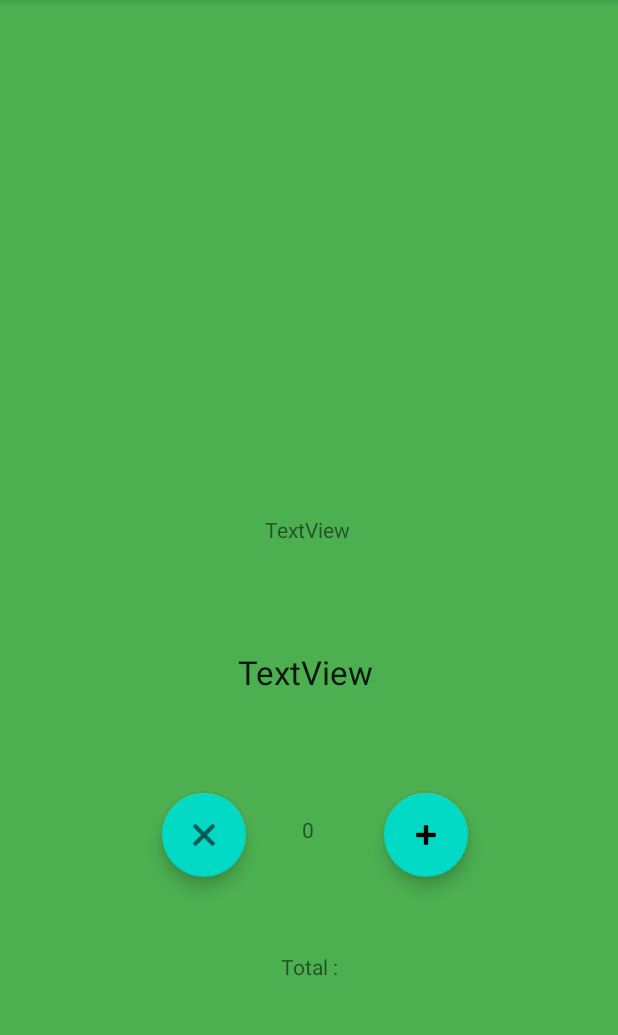
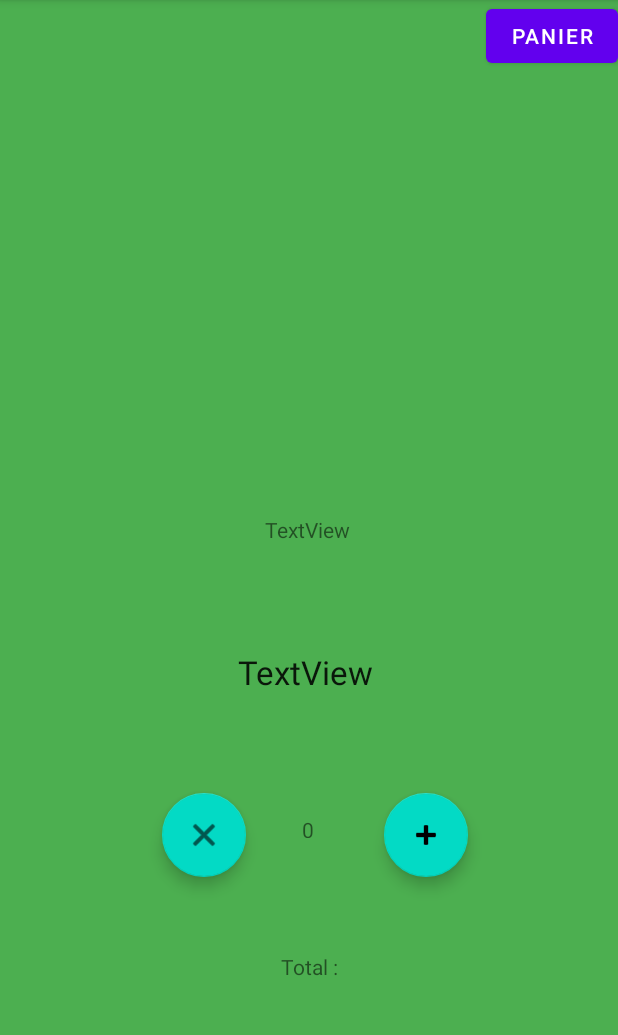
Before and after one commit to thomaschok/appli_android_Thomas_CHOQUELL, an Android app: the DetailsActivity screen opened directly, with no data from a screen before it, on a phone screen of 412 x 824 dp, the part 84-1119 px from its top. Run offline under Robolectric (Android 15) with nearby library versions, the phone set to English and light mode, and no system bars; our stand-ins replace Picasso; network calls fail; pictures from the network do not load; 9 statements that could not run were skipped.

Commit message:
Bouton panier non fonctionelle et finalisation

```diff
--- a/app/src/main/java/fr/isen/choquell/androiderestaurant/DetailsActivity.kt
+++ b/app/src/main/java/fr/isen/choquell/androiderestaurant/DetailsActivity.kt
@@ -6,6 +6,8 @@ import android.content.Context
 import androidx.appcompat.app.AppCompatActivity
 import android.os.Bundle
 import android.text.Editable
+import android.util.Log
+import android.widget.Button
 import android.widget.TextView
 import com.squareup.picasso.Picasso
 import fr.isen.choquell.androiderestaurant.databinding.ActivityDetailsBinding
@@ -132,6 +134,7 @@ class DetailsActivity : AppCompatActivity() {
 
         }
 
+
     }
 
 
--- a/app/src/main/res/layout/activity_details.xml
+++ b/app/src/main/res/layout/activity_details.xml
@@ -31,6 +31,8 @@
         app:layout_constraintHorizontal_bias="0.497"
         app:layout_constraintStart_toStartOf="parent"
         app:layout_constraintTop_toBottomOf="@+id/detailsNamePlat" />
+
+
 
     <com.google.android.material.floatingactionbutton.FloatingActionButton
         android:id="@+id/floatingActionButtonMoins"
@@ -104,5 +106,13 @@
         app:layout_constraintStart_toStartOf="parent"
         app:layout_constraintTop_toBottomOf="@+id/detailsPricePlat" />
 
+    <Button
+        android:id="@+id/panier"
+        android:layout_width="wrap_content"
+        android:layout_height="wrap_content"
+        android:text="Panier"
+        app:layout_constraintEnd_toEndOf="parent"
+        app:layout_constraintTop_toTopOf="parent" />
+
 
 </androidx.constraintlayout.widget.ConstraintLayout>
```
Also changed, not shown: app/src/main/res/layout/activity_entrees.xml (deleted, +0 -17 lines).
